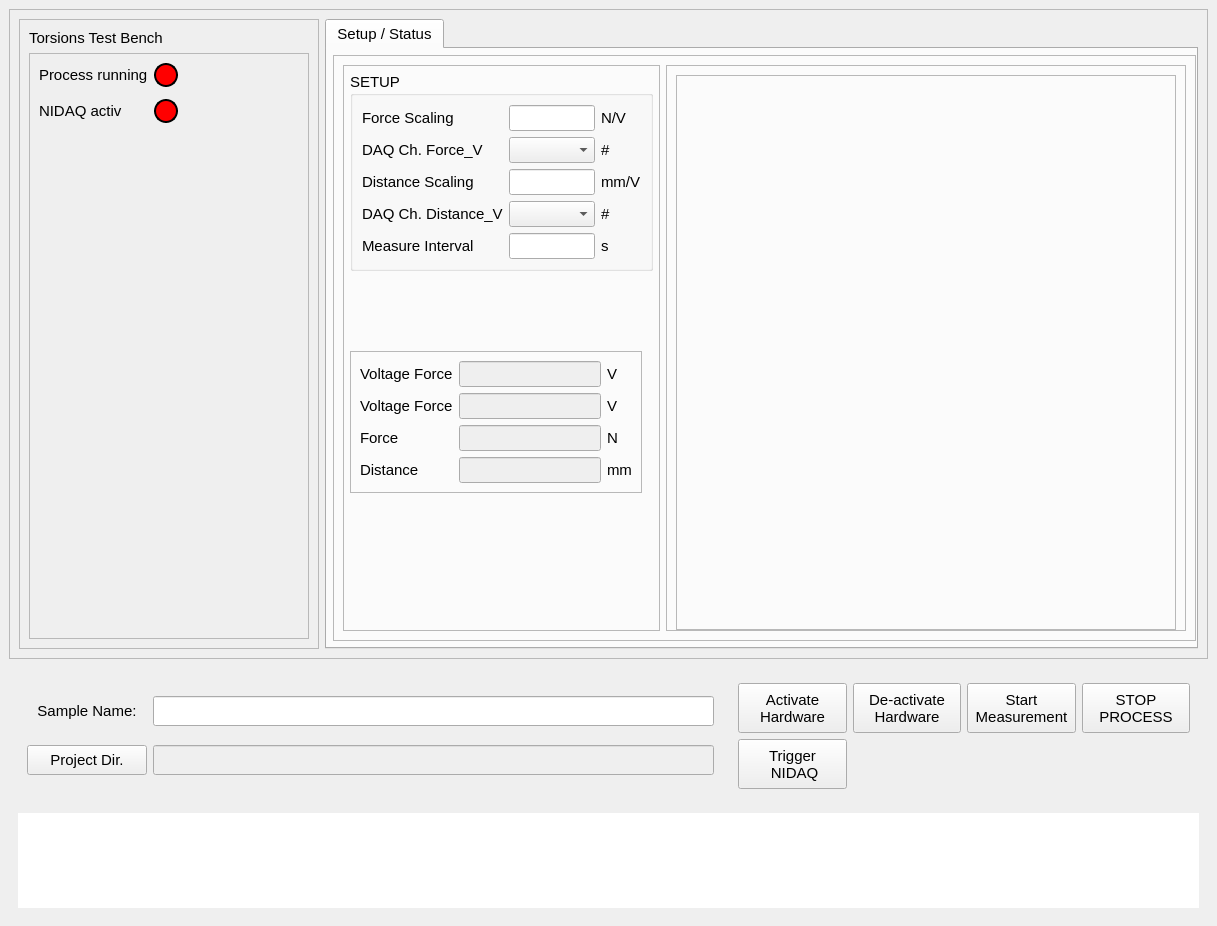
Above: src/gui/torsions_test_stand.ui from RogerGdot/TorsionsTestStand before the change. Below: the same form after it.
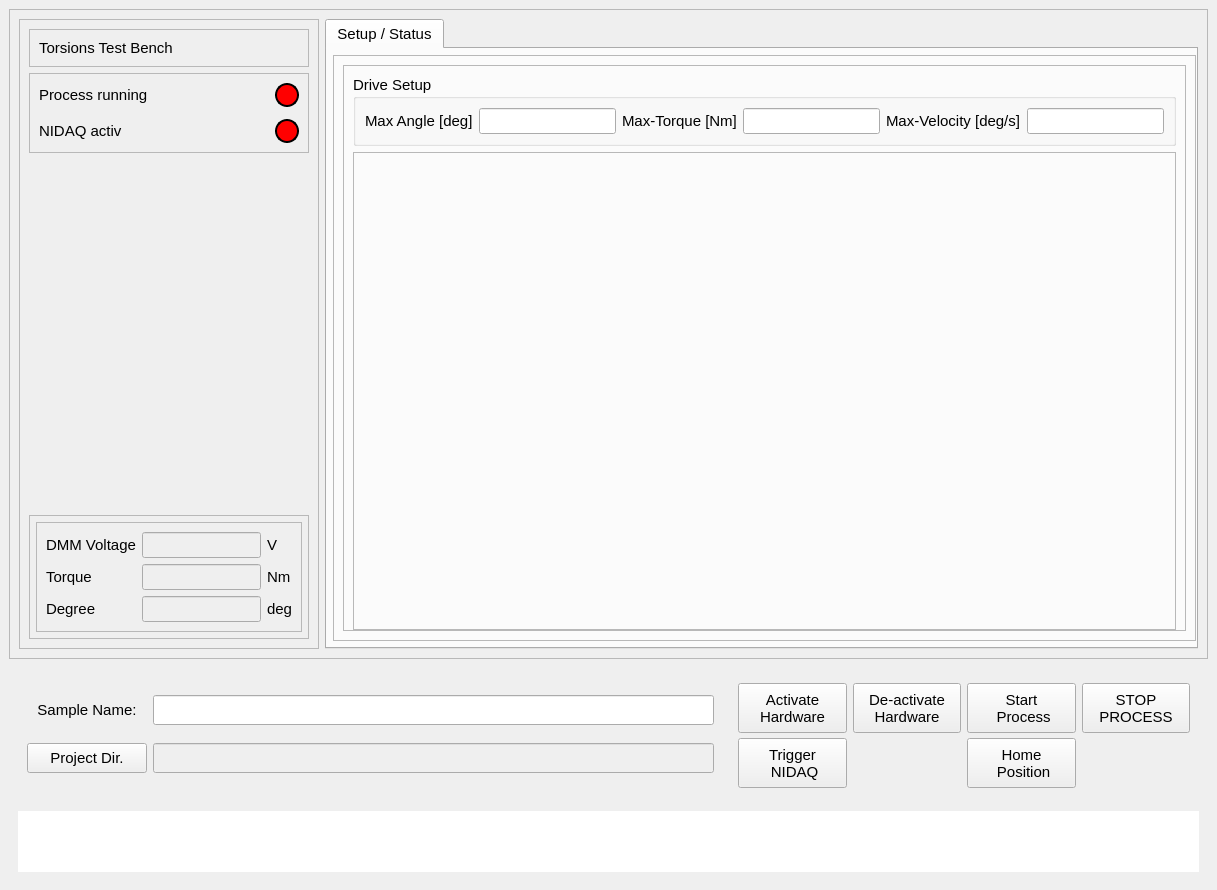
That is the form after the change.

Diff of the .ui file:
```diff
--- a/src/gui/torsions_test_stand.ui
+++ b/src/gui/torsions_test_stand.ui
@@ -10,7 +10,7 @@
     <x>0</x>
     <y>0</y>
     <width>1217</width>
-    <height>926</height>
+    <height>890</height>
    </rect>
   </property>
   <property name="sizePolicy">
@@ -115,19 +115,31 @@
          </property>
          <layout class="QVBoxLayout" name="verticalLayout_5">
           <item>
-           <widget class="QLabel" name="labelSystemName">
-            <property name="font">
-             <font>
-              <family>Segoe UI</family>
-              <pointsize>11</pointsize>
-             </font>
+           <widget class="QFrame" name="frame_2">
+            <property name="frameShape">
+             <enum>QFrame::StyledPanel</enum>
             </property>
-            <property name="text">
-             <string>Torsions Test Bench</string>
+            <property name="frameShadow">
+             <enum>QFrame::Raised</enum>
             </property>
+            <layout class="QVBoxLayout" name="verticalLayout">
+             <item>
+              <widget class="QLabel" name="labelSystemName">
+               <property name="font">
+                <font>
+                 <family>Segoe UI</family>
+                 <pointsize>11</pointsize>
+                </font>
+               </property>
+               <property name="text">
+                <string>Torsions Test Bench</string>
+               </property>
+              </widget>
+             </item>
+            </layout>
            </widget>
           </item>
-          <item>
+          <item alignment="Qt::AlignTop">
            <widget class="QFrame" name="frame_status2">
             <property name="sizePolicy">
              <sizepolicy hsizetype="Preferred" vsizetype="Preferred">
@@ -147,7 +159,7 @@
             <property name="frameShadow">
              <enum>QFrame::Raised</enum>
             </property>
-            <layout class="QFormLayout" name="formLayout">
+            <layout class="QGridLayout" name="gridLayout_4">
              <property name="verticalSpacing">
               <number>12</number>
              </property>
@@ -248,6 +260,237 @@
             </layout>
            </widget>
           </item>
+          <item>
+           <widget class="QFrame" name="frame_4">
+            <property name="sizePolicy">
+             <sizepolicy hsizetype="Preferred" vsizetype="Expanding">
+              <horstretch>0</horstretch>
+              <verstretch>0</verstretch>
+             </sizepolicy>
+            </property>
+            <property name="frameShape">
+             <enum>QFrame::StyledPanel</enum>
+            </property>
+            <property name="frameShadow">
+             <enum>QFrame::Raised</enum>
+            </property>
+            <layout class="QVBoxLayout" name="verticalLayout_8" stretch="0">
+             <property name="spacing">
+              <number>6</number>
+             </property>
+             <property name="leftMargin">
+              <number>6</number>
+             </property>
+             <property name="topMargin">
+              <number>6</number>
+             </property>
+             <property name="rightMargin">
+              <number>6</number>
+             </property>
+             <property name="bottomMargin">
+              <number>6</number>
+             </property>
+             <item alignment="Qt::AlignTop">
+              <widget class="QFrame" name="frame_status1">
+               <property name="sizePolicy">
+                <sizepolicy hsizetype="Maximum" vsizetype="Expanding">
+                 <horstretch>0</horstretch>
+                 <verstretch>1</verstretch>
+                </sizepolicy>
+               </property>
+               <property name="font">
+                <font>
+                 <family>Segoe UI</family>
+                 <pointsize>11</pointsize>
+                </font>
+               </property>
+               <property name="frameShape">
+                <enum>QFrame::StyledPanel</enum>
+               </property>
+               <property name="frameShadow">
+                <enum>QFrame::Raised</enum>
+               </property>
+               <layout class="QGridLayout" name="gridLayout_3">
+                <property name="verticalSpacing">
+                 <number>6</number>
+                </property>
+                <item row="3" column="0">
+                 <widget class="QLabel" name="label_14">
+                  <property name="font">
+                   <font>
+                    <family>Segoe UI</family>
+                    <pointsize>11</pointsize>
+                   </font>
+                  </property>
+                  <property name="text">
+                   <string>Degree</string>
+                  </property>
+                 </widget>
+                </item>
+                <item row="0" column="2">
+                 <widget class="QLabel" name="label_27">
+                  <property name="font">
+                   <font>
+                    <family>Segoe UI</family>
+                    <pointsize>11</pointsize>
+                   </font>
+                  </property>
+                  <property name="text">
+                   <string>V</string>
+                  </property>
+                 </widget>
+                </item>
+                <item row="3" column="2">
+                 <widget class="QLabel" name="label_16">
+                  <property name="font">
+                   <font>
+                    <family>Segoe UI</family>
+                    <pointsize>11</pointsize>
+                   </font>
+                  </property>
+                  <property name="text">
+                   <string>deg</string>
+                  </property>
+                 </widget>
+                </item>
+                <item row="0" column="0">
+                 <widget class="QLabel" name="label_26">
+                  <property name="font">
+                   <font>
+                    <family>Segoe UI</family>
+                    <pointsize>11</pointsize>
+                   </font>
+                  </property>
+                  <property name="text">
+                   <string>DMM Voltage</string>
+                  </property>
+                 </widget>
+                </item>
+                <item row="3" column="1">
+                 <widget class="QLineEdit" name="distance_meas">
+                  <property name="enabled">
+                   <bool>false</bool>
+                  </property>
+                  <property name="sizePolicy">
+                   <sizepolicy hsizetype="Preferred" vsizetype="Preferred">
+                    <horstretch>0</horstretch>
+                    <verstretch>0</verstretch>
+                   </sizepolicy>
+                  </property>
+                  <property name="minimumSize">
+                   <size>
+                    <width>0</width>
+                    <height>0</height>
+                   </size>
+                  </property>
+                  <property name="font">
+                   <font>
+                    <family>Segoe UI</family>
+                    <pointsize>11</pointsize>
+                   </font>
+                  </property>
+                  <property name="text">
+                   <string/>
+                  </property>
+                  <property name="alignment">
+                   <set>Qt::AlignCenter</set>
+                  </property>
+                 </widget>
+                </item>
+                <item row="1" column="0">
+                 <widget class="QLabel" name="label_8">
+                  <property name="font">
+                   <font>
+                    <family>Segoe UI</family>
+                    <pointsize>11</pointsize>
+                   </font>
+                  </property>
+                  <property name="text">
+                   <string>Torque</string>
+                  </property>
+                 </widget>
+                </item>
+                <item row="1" column="2">
+                 <widget class="QLabel" name="label_15">
+                  <property name="font">
+                   <font>
+                    <family>Segoe UI</family>
+                    <pointsize>11</pointsize>
+                   </font>
+                  </property>
+                  <property name="text">
+                   <string>Nm</string>
+                  </property>
+                 </widget>
+                </item>
+                <item row="1" column="1">
+                 <widget class="QLineEdit" name="force_meas">
+                  <property name="enabled">
+                   <bool>false</bool>
+                  </property>
+                  <property name="sizePolicy">
+                   <sizepolicy hsizetype="Preferred" vsizetype="Preferred">
+                    <horstretch>0</horstretch>
+                    <verstretch>0</verstretch>
+                   </sizepolicy>
+                  </property>
+                  <property name="minimumSize">
+                   <size>
+                    <width>0</width>
+                    <height>0</height>
+                   </size>
+                  </property>
+                  <property name="font">
+                   <font>
+                    <family>Segoe UI</family>
+                    <pointsize>11</pointsize>
+                   </font>
+                  </property>
+                  <property name="text">
+                   <string/>
+                  </property>
+                  <property name="alignment">
+                   <set>Qt::AlignCenter</set>
+                  </property>
+                 </widget>
+                </item>
+                <item row="0" column="1">
+                 <widget class="QLineEdit" name="dmm_voltage">
+                  <property name="enabled">
+                   <bool>false</bool>
+                  </property>
+                  <property name="sizePolicy">
+                   <sizepolicy hsizetype="Preferred" vsizetype="Preferred">
+                    <horstretch>0</horstretch>
+                    <verstretch>0</verstretch>
+                   </sizepolicy>
+                  </property>
+                  <property name="minimumSize">
+                   <size>
+                    <width>0</width>
+                    <height>0</height>
+                   </size>
+                  </property>
+                  <property name="font">
+                   <font>
+                    <family>Segoe UI</family>
+                    <pointsize>11</pointsize>
+                   </font>
+                  </property>
+                  <property name="text">
+                   <string/>
+                  </property>
+                  <property name="alignment">
+                   <set>Qt::AlignCenter</set>
+                  </property>
+                 </widget>
+                </item>
+               </layout>
+              </widget>
+             </item>
+            </layout>
+           </widget>
+          </item>
          </layout>
         </widget>
        </item>
@@ -336,541 +579,6 @@
               <enum>QFrame::Raised</enum>
              </property>
              <layout class="QHBoxLayout" name="horizontalLayout">
-              <item>
-               <widget class="QFrame" name="frame_4">
-                <property name="sizePolicy">
-                 <sizepolicy hsizetype="Preferred" vsizetype="Expanding">
-                  <horstretch>0</horstretch>
-                  <verstretch>0</verstretch>
-                 </sizepolicy>
-                </property>
-                <property name="frameShape">
-                 <enum>QFrame::StyledPanel</enum>
-                </property>
-                <property name="frameShadow">
-                 <enum>QFrame::Raised</enum>
-                </property>
-                <layout class="QVBoxLayout" name="verticalLayout_8" stretch="1,0">
-                 <property name="spacing">
-                  <number>6</number>
-                 </property>
-                 <property name="leftMargin">
-                  <number>6</number>
-                 </property>
-                 <property name="topMargin">
-                  <number>6</number>
-                 </property>
-                 <property name="rightMargin">
-                  <number>6</number>
-                 </property>
-                 <property name="bottomMargin">
-                  <number>6</number>
-                 </property>
-                 <item alignment="Qt::AlignTop">
-                  <widget class="QGroupBox" name="setup_grpBox">
-                   <property name="sizePolicy">
-                    <sizepolicy hsizetype="Preferred" vsizetype="Expanding">
-                     <horstretch>0</horstretch>
-                     <verstretch>1</verstretch>
-                    </sizepolicy>
-                   </property>
-                   <property name="title">
-                    <string>SETUP</string>
-                   </property>
-                   <layout class="QGridLayout" name="gridLayout_2">
-                    <property name="spacing">
-                     <number>6</number>
-                    </property>
-                    <item row="1" column="1">
-                     <widget class="QComboBox" name="daq_ch_force"/>
-                    </item>
-                    <item row="0" column="0">
-                     <widget class="QLabel" name="label_17">
-                      <property name="font">
-                       <font>
-                        <family>Segoe UI</family>
-                        <pointsize>11</pointsize>
-                       </font>
-                      </property>
-                      <property name="text">
-                       <string>Force Scaling</string>
-                      </property>
-                     </widget>
-                    </item>
-                    <item row="3" column="1">
-                     <widget class="QComboBox" name="daq_ch_distance"/>
-                    </item>
-                    <item row="3" column="0">
-                     <widget class="QLabel" name="label_31">
-                      <property name="font">
-                       <font>
-                        <family>Segoe UI</family>
-                        <pointsize>11</pointsize>
-                       </font>
-                      </property>
-                      <property name="text">
-                       <string>DAQ Ch. Distance_V</string>
-                      </property>
-                     </widget>
-                    </item>
-                    <item row="2" column="1">
-                     <widget class="QLineEdit" name="distance_scale">
-                      <property name="enabled">
-                       <bool>true</bool>
-                      </property>
-                      <property name="sizePolicy">
-                       <sizepolicy hsizetype="Preferred" vsizetype="Preferred">
-                        <horstretch>0</horstretch>
-                        <verstretch>0</verstretch>
-                       </sizepolicy>
-                      </property>
-                      <property name="minimumSize">
-                       <size>
-                        <width>0</width>
-                        <height>0</height>
-                       </size>
-                      </property>
-                      <property name="font">
-                       <font>
-                        <family>Segoe UI</family>
-                        <pointsize>11</pointsize>
-                       </font>
-                      </property>
-                      <property name="text">
-                       <string/>
-                      </property>
-                      <property name="alignment">
-                       <set>Qt::AlignCenter</set>
-                      </property>
-                     </widget>
-                    </item>
-                    <item row="0" column="2">
-                     <widget class="QLabel" name="label_20">
-                      <property name="font">
-                       <font>
-                        <family>Segoe UI</family>
-                        <pointsize>11</pointsize>
-                       </font>
-                      </property>
-                      <property name="text">
-                       <string>N/V</string>
-                      </property>
-                     </widget>
-                    </item>
-                    <item row="2" column="2">
-                     <widget class="QLabel" name="label_21">
-                      <property name="font">
-                       <font>
-                        <family>Segoe UI</family>
-                        <pointsize>11</pointsize>
-                       </font>
-                      </property>
-                      <property name="text">
-                       <string>mm/V</string>
-                      </property>
-                     </widget>
-                    </item>
-                    <item row="3" column="2">
-                     <widget class="QLabel" name="label_38">
-                      <property name="font">
-                       <font>
-                        <family>Segoe UI</family>
-                        <pointsize>11</pointsize>
-                       </font>
-                      </property>
-                      <property name="text">
-                       <string>#</string>
-                      </property>
-                     </widget>
-                    </item>
-                    <item row="1" column="0">
-                     <widget class="QLabel" name="label_29">
-                      <property name="font">
-                       <font>
-                        <family>Segoe UI</family>
-                        <pointsize>11</pointsize>
-                       </font>
-                      </property>
-                      <property name="text">
-                       <string>DAQ Ch. Force_V</string>
-                      </property>
-                     </widget>
-                    </item>
-                    <item row="4" column="2">
-                     <widget class="QLabel" name="label_22">
-                      <property name="font">
-                       <font>
-                        <family>Segoe UI</family>
-                        <pointsize>11</pointsize>
-                       </font>
-                      </property>
-                      <property name="text">
-                       <string>s</string>
-                      </property>
-                     </widget>
-                    </item>
-                    <item row="1" column="2">
-                     <widget class="QLabel" name="label_39">
-                      <property name="font">
-                       <font>
-                        <family>Segoe UI</family>
-                        <pointsize>11</pointsize>
-                       </font>
-                      </property>
-                      <property name="text">
-                       <string>#</string>
-                      </property>
-                     </widget>
-                    </item>
-                    <item row="4" column="0">
-                     <widget class="QLabel" name="label_19">
-                      <property name="font">
-                       <font>
-                        <family>Segoe UI</family>
-                        <pointsize>11</pointsize>
-                       </font>
-                      </property>
-                      <property name="text">
-                       <string>Measure Interval</string>
-                      </property>
-                     </widget>
-                    </item>
-                    <item row="2" column="0">
-                     <widget class="QLabel" name="label_18">
-                      <property name="font">
-                       <font>
-                        <family>Segoe UI</family>
-                        <pointsize>11</pointsize>
-                       </font>
-                      </property>
-                      <property name="text">
-                       <string>Distance Scaling</string>
-                      </property>
-                     </widget>
-                    </item>
-                    <item row="0" column="1">
-                     <widget class="QLineEdit" name="force_scale">
-                      <property name="enabled">
-                       <bool>true</bool>
-                      </property>
-                      <property name="sizePolicy">
-                       <sizepolicy hsizetype="Preferred" vsizetype="Preferred">
-                        <horstretch>0</horstretch>
-                        <verstretch>0</verstretch>
-                       </sizepolicy>
-                      </property>
-                      <property name="minimumSize">
-                       <size>
-                        <width>0</width>
-                        <height>0</height>
-                       </size>
-                      </property>
-                      <property name="font">
-                       <font>
-                        <family>Segoe UI</family>
-                        <pointsize>11</pointsize>
-                       </font>
-                      </property>
-                      <property name="text">
-                       <string/>
-                      </property>
-                      <property name="alignment">
-                       <set>Qt::AlignCenter</set>
-                      </property>
-                     </widget>
-                    </item>
-                    <item row="4" column="1">
-                     <widget class="QLineEdit" name="interval">
-                      <property name="enabled">
-                       <bool>true</bool>
-                      </property>
-                      <property name="sizePolicy">
-                       <sizepolicy hsizetype="Preferred" vsizetype="Preferred">
-                        <horstretch>0</horstretch>
-                        <verstretch>0</verstretch>
-                       </sizepolicy>
-                      </property>
-                      <property name="minimumSize">
-                       <size>
-                        <width>0</width>
-                        <height>0</height>
-                       </size>
-                      </property>
-                      <property name="font">
-                       <font>
-                        <family>Segoe UI</family>
-                        <pointsize>11</pointsize>
-                       </font>
-                      </property>
-                      <property name="text">
-                       <string/>
-                      </property>
-                      <property name="alignment">
-                       <set>Qt::AlignCenter</set>
-                      </property>
-                     </widget>
-                    </item>
-                   </layout>
-                  </widget>
-                 </item>
-                 <item alignment="Qt::AlignTop">
-                  <widget class="QFrame" name="frame_status1">
-                   <property name="sizePolicy">
-                    <sizepolicy hsizetype="Maximum" vsizetype="Expanding">
-                     <horstretch>0</horstretch>
-                     <verstretch>1</verstretch>
-                    </sizepolicy>
-                   </property>
-                   <property name="font">
-                    <font>
-                     <family>Segoe UI</family>
-                     <pointsize>11</pointsize>
-                    </font>
-                   </property>
-                   <property name="frameShape">
-                    <enum>QFrame::StyledPanel</enum>
-                   </property>
-                   <property name="frameShadow">
-                    <enum>QFrame::Raised</enum>
-                   </property>
-                   <layout class="QGridLayout" name="gridLayout_3">
-                    <property name="verticalSpacing">
-                     <number>6</number>
-                    </property>
-                    <item row="4" column="0">
-                     <widget class="QLabel" name="label_14">
-                      <property name="font">
-                       <font>
-                        <family>Segoe UI</family>
-                        <pointsize>11</pointsize>
-                       </font>
-                      </property>
-                      <property name="text">
-                       <string>Distance</string>
-                      </property>
-                     </widget>
-                    </item>
-                    <item row="1" column="2">
-                     <widget class="QLabel" name="label_37">
-                      <property name="font">
-                       <font>
-                        <family>Segoe UI</family>
-                        <pointsize>11</pointsize>
-                       </font>
-                      </property>
-                      <property name="text">
-                       <string>V</string>
-                      </property>
-                     </widget>
-                    </item>
-                    <item row="4" column="1">
-                     <widget class="QLineEdit" name="distance_meas">
-                      <property name="enabled">
-                       <bool>false</bool>
-                      </property>
-                      <property name="sizePolicy">
-                       <sizepolicy hsizetype="Preferred" vsizetype="Preferred">
-                        <horstretch>0</horstretch>
-                        <verstretch>0</verstretch>
-                       </sizepolicy>
-                      </property>
-                      <property name="minimumSize">
-                       <size>
-                        <width>0</width>
-                        <height>0</height>
-                       </size>
-                      </property>
-                      <property name="font">
-                       <font>
-                        <family>Segoe UI</family>
-                        <pointsize>11</pointsize>
-                       </font>
-                      </property>
-                      <property name="text">
-                       <string/>
-                      </property>
-                      <property name="alignment">
-                       <set>Qt::AlignCenter</set>
-                      </property>
-                     </widget>
-                    </item>
-                    <item row="2" column="1">
-                     <widget class="QLineEdit" name="force_meas">
-                      <property name="enabled">
-                       <bool>false</bool>
-                      </property>
-                      <property name="sizePolicy">
-                       <sizepolicy hsizetype="Preferred" vsizetype="Preferred">
-                        <horstretch>0</horstretch>
-                        <verstretch>0</verstretch>
-                       </sizepolicy>
-                      </property>
-                      <property name="minimumSize">
-                       <size>
-                        <width>0</width>
-                        <height>0</height>
-                       </size>
-                      </property>
-                      <property name="font">
-                       <font>
-                        <family>Segoe UI</family>
-                        <pointsize>11</pointsize>
-                       </font>
-                      </property>
-                      <property name="text">
-                       <string/>
-                      </property>
-                      <property name="alignment">
-                       <set>Qt::AlignCenter</set>
-                      </property>
-                     </widget>
-                    </item>
-                    <item row="0" column="1">
-                     <widget class="QLineEdit" name="volt_force">
-                      <property name="enabled">
-                       <bool>false</bool>
-                      </property>
-                      <property name="sizePolicy">
-                       <sizepolicy hsizetype="Preferred" vsizetype="Preferred">
-                        <horstretch>0</horstretch>
-                        <verstretch>0</verstretch>
-                       </sizepolicy>
-                      </property>
-                      <property name="minimumSize">
-                       <size>
-                        <width>0</width>
-                        <height>0</height>
-                       </size>
-                      </property>
-                      <property name="font">
-                       <font>
-                        <family>Segoe UI</family>
-                        <pointsize>11</pointsize>
-                       </font>
-                      </property>
-                      <property name="text">
-                       <string/>
-                      </property>
-                      <property name="alignment">
-                       <set>Qt::AlignCenter</set>
-                      </property>
-                     </widget>
-                    </item>
-                    <item row="2" column="0">
-                     <widget class="QLabel" name="label_8">
-                      <property name="font">
-                       <font>
-                        <family>Segoe UI</family>
-                        <pointsize>11</pointsize>
-                       </font>
-                      </property>
-                      <property name="text">
-                       <string>Force</string>
-                      </property>
-                     </widget>
-                    </item>
-                    <item row="4" column="2">
-                     <widget class="QLabel" name="label_16">
-                      <property name="font">
-                       <font>
-                        <family>Segoe UI</family>
-                        <pointsize>11</pointsize>
-                       </font>
-                      </property>
-                      <property name="text">
-                       <string>mm</string>
-                      </property>
-                     </widget>
-                    </item>
-                    <item row="0" column="0">
-                     <widget class="QLabel" name="label_26">
-                      <property name="font">
-                       <font>
-                        <family>Segoe UI</family>
-                        <pointsize>11</pointsize>
-                       </font>
-                      </property>
-                      <property name="text">
-                       <string>Voltage Force</string>
-                      </property>
-                     </widget>
-                    </item>
-                    <item row="1" column="1">
-                     <widget class="QLineEdit" name="volt_distance">
-                      <property name="enabled">
-                       <bool>false</bool>
-                      </property>
-                      <property name="sizePolicy">
-                       <sizepolicy hsizetype="Preferred" vsizetype="Preferred">
-                        <horstretch>0</horstretch>
-                        <verstretch>0</verstretch>
-                       </sizepolicy>
-                      </property>
-                      <property name="minimumSize">
-                       <size>
-                        <width>0</width>
-                        <height>0</height>
-                       </size>
-                      </property>
-                      <property name="font">
-                       <font>
-                        <family>Segoe UI</family>
-                        <pointsize>11</pointsize>
-                       </font>
-                      </property>
-                      <property name="text">
-                       <string/>
-                      </property>
-                      <property name="alignment">
-                       <set>Qt::AlignCenter</set>
-                      </property>
-                     </widget>
-                    </item>
-                    <item row="0" column="2">
-                     <widget class="QLabel" name="label_27">
-                      <property name="font">
-                       <font>
-                        <family>Segoe UI</family>
-                        <pointsize>11</pointsize>
-                       </font>
-                      </property>
-                      <property name="text">
-                       <string>V</string>
-                      </property>
-                     </widget>
-                    </item>
-                    <item row="1" column="0">
-                     <widget class="QLabel" name="label_36">
-                      <property name="font">
-                       <font>
-                        <family>Segoe UI</family>
-                        <pointsize>11</pointsize>
-                       </font>
-                      </property>
-                      <property name="text">
-                       <string>Voltage Force</string>
-                      </property>
-                     </widget>
-                    </item>
-                    <item row="2" column="2">
-                     <widget class="QLabel" name="label_15">
-                      <property name="font">
-                       <font>
-                        <family>Segoe UI</family>
-                        <pointsize>11</pointsize>
-                       </font>
-                      </property>
-                      <property name="text">
-                       <string>N</string>
-                      </property>
-                     </widget>
-                    </item>
-                   </layout>
-                  </widget>
-                 </item>
-                </layout>
-               </widget>
-              </item>
               <item>
                <widget class="QFrame" name="frame_3">
                 <property name="sizePolicy">
@@ -885,12 +593,159 @@
                 <property name="frameShadow">
                  <enum>QFrame::Raised</enum>
                 </property>
-                <layout class="QVBoxLayout" name="verticalLayout_7" stretch="0">
+                <layout class="QVBoxLayout" name="verticalLayout_7" stretch="0,0">
                  <property name="bottomMargin">
                   <number>0</number>
                  </property>
+                 <item alignment="Qt::AlignLeft">
+                  <widget class="QGroupBox" name="stop_cond_grpBox">
+                   <property name="title">
+                    <string>Drive Setup</string>
+                   </property>
+                   <layout class="QHBoxLayout" name="horizontalLayout_2">
+                    <item>
+                     <widget class="QLabel" name="label_24">
+                      <property name="font">
+                       <font>
+                        <family>Segoe UI</family>
+                        <pointsize>11</pointsize>
+                       </font>
+                      </property>
+                      <property name="text">
+                       <string>Max Angle [deg]</string>
+                      </property>
+                     </widget>
+                    </item>
+                    <item>
+                     <widget class="QLineEdit" name="max_angle">
+                      <property name="enabled">
+                       <bool>true</bool>
+                      </property>
+                      <property name="sizePolicy">
+                       <sizepolicy hsizetype="Preferred" vsizetype="Preferred">
+                        <horstretch>0</horstretch>
+                        <verstretch>0</verstretch>
+                       </sizepolicy>
+                      </property>
+                      <property name="minimumSize">
+                       <size>
+                        <width>0</width>
+                        <height>0</height>
+                       </size>
+                      </property>
+                      <property name="font">
+                       <font>
+                        <family>Segoe UI</family>
+                        <pointsize>11</pointsize>
+                       </font>
+                      </property>
+                      <property name="text">
+                       <string/>
+                      </property>
+                      <property name="alignment">
+                       <set>Qt::AlignCenter</set>
+                      </property>
+                     </widget>
+                    </item>
+                    <item>
+                     <widget class="QLabel" name="label_25">
+                      <property name="font">
+                       <font>
+                        <family>Segoe UI</family>
+                        <pointsize>11</pointsize>
+                       </font>
+                      </property>
+                      <property name="text">
+                       <string>Max-Torque [Nm]</string>
+                      </property>
+                     </widget>
+                    </item>
+                    <item>
+                     <widget class="QLineEdit" name="max_torque">
+                      <property name="enabled">
+                       <bool>true</bool>
+                      </property>
+                      <property name="sizePolicy">
+                       <sizepolicy hsizetype="Preferred" vsizetype="Preferred">
+                        <horstretch>0</horstretch>
+                        <verstretch>0</verstretch>
+                       </sizepolicy>
+                      </property>
+                      <property name="minimumSize">
+                       <size>
+                        <width>0</width>
+                        <height>0</height>
+                       </size>
+                      </property>
+                      <property name="font">
+                       <font>
+                        <family>Segoe UI</family>
+                        <pointsize>11</pointsize>
+                       </font>
+                      </property>
+                      <property name="text">
+                       <string/>
+                      </property>
+                      <property name="alignment">
+                       <set>Qt::AlignCenter</set>
+                      </property>
+                     </widget>
+                    </item>
+                    <item>
+                     <widget class="QLabel" name="label_28">
+                      <property name="font">
+                       <font>
+                        <family>Segoe UI</family>
+                        <pointsize>11</pointsize>
+                       </font>
+                      </property>
+                      <property name="text">
+                       <string>Max-Velocity [deg/s]</string>
+                      </property>
+                     </widget>
+                    </item>
+                    <item>
+                     <widget class="QLineEdit" name="max_velocity">
+                      <property name="enabled">
+                       <bool>true</bool>
+                      </property>
+                      <property name="sizePolicy">
+                       <sizepolicy hsizetype="Preferred" vsizetype="Preferred">
+                        <horstretch>0</horstretch>
+                        <verstretch>0</verstretch>
+                       </sizepolicy>
+                      </property>
+                      <property name="minimumSize">
+                       <size>
+                        <width>0</width>
+                        <height>0</height>
+                       </size>
+                      </property>
+                      <property name="font">
+                       <font>
+                        <family>Segoe UI</family>
+                        <pointsize>11</pointsize>
+                       </font>
+                      </property>
+                      <property name="text">
+                       <string/>
+                      </property>
+                      <property name="alignment">
+                       <set>Qt::AlignCenter</set>
+                      </property>
+                     </widget>
+                    </item>
+                   </layout>
+                  </widget>
+                 </item>
                  <item>
                   <widget class="QFrame" name="force_graph_frame">
+                   <property name="sizePolicy">
+                    <sizepolicy hsizetype="Preferred" vsizetype="Expanding">
+                     <horstretch>0</horstretch>
+                     <verstretch>0</verstretch>
+                    </sizepolicy>
+                   </property>
                    <property name="frameShape">
                     <enum>QFrame::StyledPanel</enum>
                    </property>
@@ -1183,7 +1038,7 @@
             </property>
             <property name="text">
              <string>Start
-Measurement</string>
+ Process</string>
             </property>
            </widget>
           </item>
@@ -1301,6 +1156,44 @@
             </property>
            </widget>
           </item>
+          <item row="1" column="3">
+           <widget class="QPushButton" name="start_meas_btn_2">
+            <property name="enabled">
+             <bool>true</bool>
+            </property>
+            <property name="sizePolicy">
+             <sizepolicy hsizetype="Minimum" vsizetype="Minimum">
+              <horstretch>0</horstretch>
+              <verstretch>0</verstretch>
+             </sizepolicy>
+            </property>
+            <property name="minimumSize">
+             <size>
+              <width>100</width>
+              <height>50</height>
+             </size>
+            </property>
+            <property name="maximumSize">
+             <size>
+              <width>999999</width>
+              <height>999999</height>
+             </size>
+            </property>
+            <property name="font">
+             <font>
+              <family>Segoe UI</family>
+              <pointsize>11</pointsize>
+             </font>
+            </property>
+            <property name="cursor">
+             <cursorShape>PointingHandCursor</cursorShape>
+            </property>
+            <property name="text">
+             <string>Home
+ Position</string>
+            </property>
+           </widget>
+          </item>
          </layout>
         </widget>
        </item>
```
Left out of the diff: 2 changed lines with no effect on the pictures.
